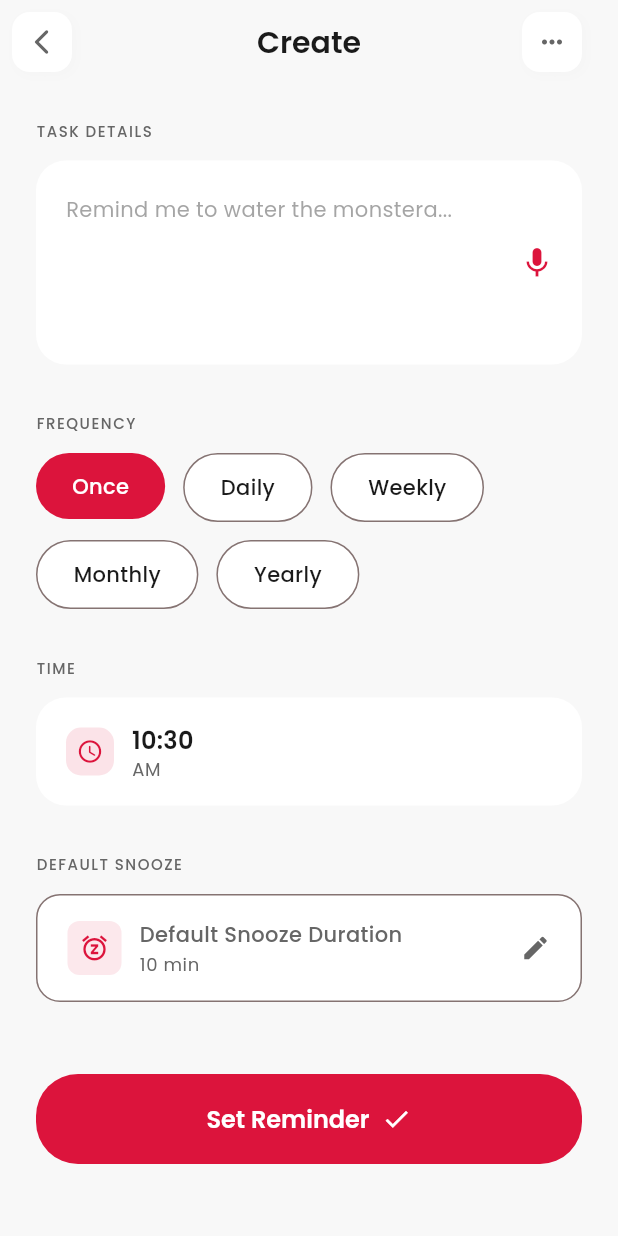
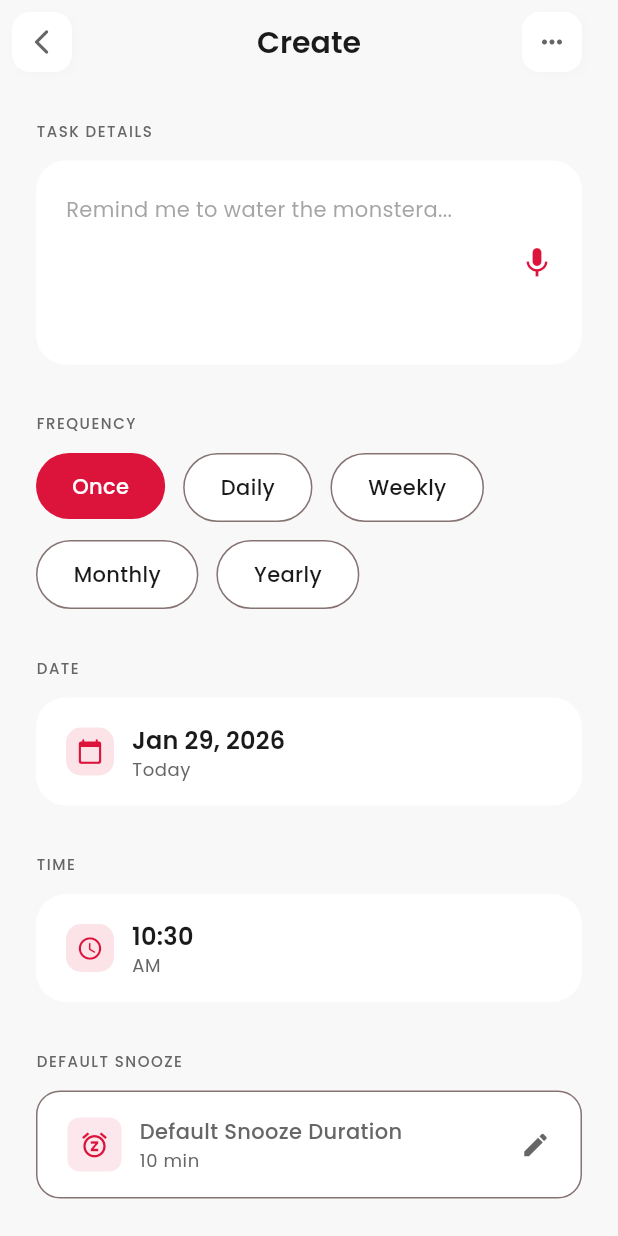
Before and after one commit to Mathew222/Ping, a Flutter app: the CreateReminderScreen screen opened by its route, on a phone screen of 412 x 824 dp. Run offline on Flutter 3.47's test engine with Material 3 defaults, Android fonts, the phone set to English and light mode, and no system bars; drawn by our look-alikes of flutter_animate; our stand-ins replace flutter_local_notifications, flutter_riverpod, go_router, google_fonts, shared_preferences, supabase_flutter and 1 more; accounts and stored records are empty.

```diff
--- a/lib/features/reminders/presentation/screens/create_reminder_screen.dart
+++ b/lib/features/reminders/presentation/screens/create_reminder_screen.dart
@@ -20,6 +20,7 @@ class CreateReminderScreen extends ConsumerStatefulWidget {
 class _CreateReminderScreenState extends ConsumerState<CreateReminderScreen> {
   final _titleController = TextEditingController();
   String _selectedFrequency = 'Once';
+  DateTime _selectedDate = DateTime.now(); // Selected date for reminder
   TimeOfDay _selectedTime = TimeOfDay.now();
   int _defaultSnoozeDuration = 10; // Default snooze in minutes
   RecurrenceRule? _customRecurrenceRule; // Store custom recurrence rule
@@ -68,6 +69,13 @@ class _CreateReminderScreenState extends ConsumerState<CreateReminderScreen> {
             _buildSectionLabel('FREQUENCY'),
             const SizedBox(height: 12),
             _buildFrequencyChips(),
+
+            const SizedBox(height: 32),
+
+            // Date section
+            _buildSectionLabel('DATE'),
+            const SizedBox(height: 12),
+            _buildDatePicker(),
 
             const SizedBox(height: 32),
 
@@ -223,6 +231,52 @@ class _CreateReminderScreenState extends ConsumerState<CreateReminderScreen> {
         ),
       ),
     ).animate().fadeIn(duration: 200.ms, delay: 200.ms);
+  }
+
+  Widget _buildDatePicker() {
+    return GestureDetector(
+      onTap: _pickDate,
+      child: Container(
+        padding: const EdgeInsets.symmetric(horizontal: 20, vertical: 16),
+        decoration: BoxDecoration(
+          color: Theme.of(context).cardColor,
+          borderRadius: BorderRadius.circular(20),
+        ),
+        child: Row(
+          children: [
+            Container(
+              width: 32,
+              height: 32,
+              decoration: BoxDecoration(
+                color: PingTheme.primaryRed.withAlpha(30),
+                borderRadius: BorderRadius.circular(10),
+              ),
+              child: Icon(
+                Icons.calendar_today_rounded,
+                color: PingTheme.primaryRed,
+                size: 18,
+              ),
+            ),
+            const SizedBox(width: 12),
+            Column(
+              crossAxisAlignment: CrossAxisAlignment.start,
+              children: [
+                Text(
+                  _formatDate(_selectedDate),
+                  style: Theme.of(context).textTheme.titleMedium?.copyWith(
+                        fontWeight: FontWeight.w600,
+                      ),
+                ),
+                Text(
+                  _getRelativeDateText(_selectedDate),
+                  style: Theme.of(context).textTheme.bodySmall,
+                ),
+              ],
+            ),
+          ],
+        ),
+      ),
+    ).animate().fadeIn(duration: 200.ms, delay: 150.ms);
   }
 
   Widget _buildSubmitButton() {
@@ -427,6 +481,49 @@ class _CreateReminderScreenState extends ConsumerState<CreateReminderScreen> {
     }
   }
 
+  Future<void> _pickDate() async {
+    final date = await showDatePicker(
+      context: context,
+      initialDate: _selectedDate,
+      firstDate: DateTime.now(),
+      lastDate: DateTime.now().add(const Duration(days: 365 * 2)),
+    );
+    if (date != null) {
+      setState(() => _selectedDate = date);
+    }
+  }
+
+  String _formatDate(DateTime date) {
+    final months = [
+      'Jan',
+      'Feb',
+      'Mar',
+      'Apr',
+      'May',
+      'Jun',
+      'Jul',
+      'Aug',
+      'Sep',
+      'Oct',
+      'Nov',
+      'Dec'
+    ];
+    return '${months[date.month - 1]} ${date.day}, ${date.year}';
+  }
+
+  String _getRelativeDateText(DateTime date) {
+    final now = DateTime.now();
+    final today = DateTime(now.year, now.month, now.day);
+    final selectedDay = DateTime(date.year, date.month, date.day);
+    final difference = selectedDay.difference(today).inDays;
+
+    if (difference == 0) return 'Today';
+    if (difference == 1) return 'Tomorrow';
+    if (difference == -1) return 'Yesterday';
+    if (difference > 1 && difference < 7) return 'In $difference days';
+    return '';
+  }
+
   String _formatSnoozeDuration(int minutes) {
     if (minutes < 60) {
       return '$minutes min';
@@ -451,11 +548,10 @@ class _CreateReminderScreenState extends ConsumerState<CreateReminderScreen> {
     HapticFeedback.mediumImpact();
 
     try {
-      final now = DateTime.now();
       final triggerAt = DateTime(
-        now.year,
-        now.month,
-        now.day,
+        _selectedDate.year,
+        _selectedDate.month,
+        _selectedDate.day,
         _selectedTime.hour,
         _selectedTime.minute,
       );
@@ -474,13 +570,9 @@ class _CreateReminderScreenState extends ConsumerState<CreateReminderScreen> {
         );
       }
 
-      final actualTriggerTime = triggerAt.isBefore(now)
-          ? triggerAt.add(const Duration(days: 1))
-          : triggerAt;
-
       final reminder = Reminder(
         title: _titleController.text,
-        triggerAt: actualTriggerTime,
+        triggerAt: triggerAt,
         recurrenceRule: rule,
         priority: ReminderPriority.normal,
         lastSnoozeDuration: _defaultSnoozeDuration,
@@ -497,7 +589,7 @@ class _CreateReminderScreenState extends ConsumerState<CreateReminderScreen> {
         ScaffoldMessenger.of(context).showSnackBar(
           SnackBar(
             content: Text(
-                'Reminder set for ${_formatTime(TimeOfDay.fromDateTime(actualTriggerTime))}'),
+                'Reminder set for ${_formatDate(triggerAt)} at ${_formatTime(TimeOfDay.fromDateTime(triggerAt))}'),
             backgroundColor: PingTheme.primaryRed,
           ),
         );
--- a/lib/features/reminders/presentation/widgets/reminder_card.dart
+++ b/lib/features/reminders/presentation/widgets/reminder_card.dart
@@ -39,7 +39,9 @@ class _ReminderCardState extends ConsumerState<ReminderCard> {
       onLongPress: () => _showSnoozeSheet(context, ref),
       child: AnimatedContainer(
         duration: const Duration(milliseconds: 150),
-        transform: Matrix4.identity()..scale(_isPressed ? 0.98 : 1.0),
+        transform: _isPressed
+            ? Matrix4.diagonal3Values(0.98, 0.98, 1.0)
+            : Matrix4.identity(),
         padding: const EdgeInsets.all(16),
         decoration: BoxDecoration(
           color: Theme.of(context).cardColor,
@@ -258,7 +260,7 @@ class _ReminderCardState extends ConsumerState<ReminderCard> {
     if (widget.reminder.isRecurring) {
       debugPrint('ReminderCard: Showing recurring reminder dialog');
       final result = await showDialog<String>(
-        context: ref.context,
+        context: context,
         builder: (context) => AlertDialog(
           title: Text(
             'Recurring Reminder',
```
Also changed, not shown: lib/app/router.dart (+4 -4 lines), lib/features/profile/presentation/screens/profile_screen.dart (+21 -8 lines), lib/features/reminders/data/supabase_reminders_repository.dart (+31 -26 lines), lib/features/reminders/presentation/screens/reminders_screen.dart (+20 -6 lines), lib/features/reminders/presentation/widgets/calendar_widget.dart (+9 -10 lines), lib/features/splash/splash_screen.dart (+5 -5 lines), 4 other files.
